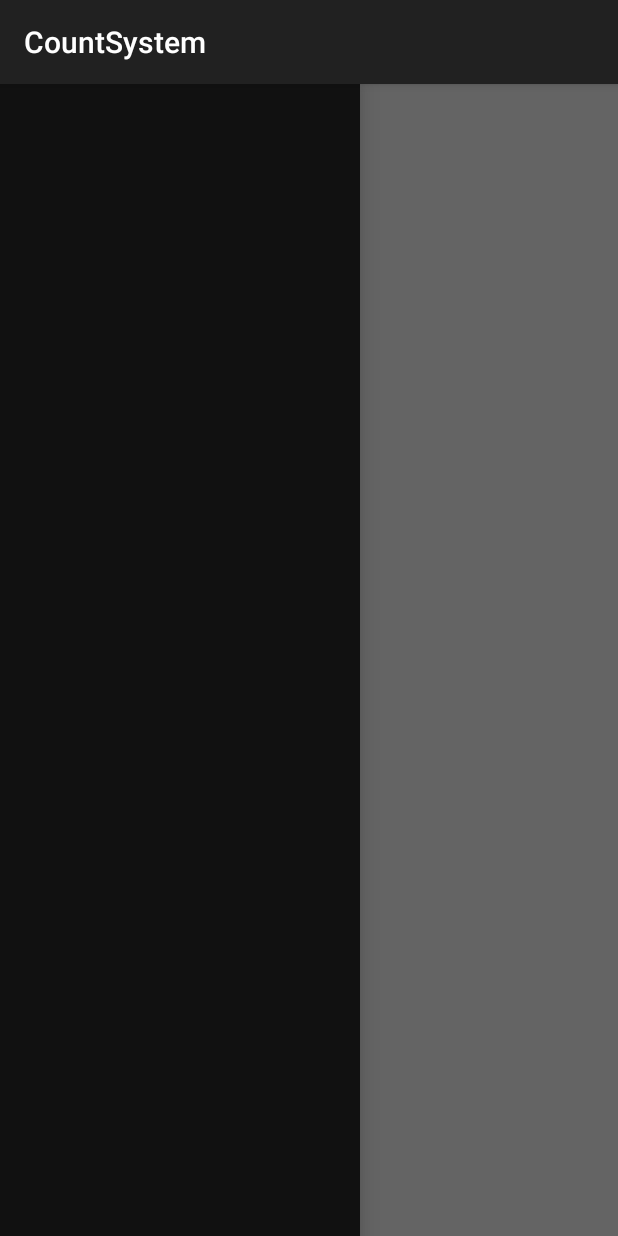
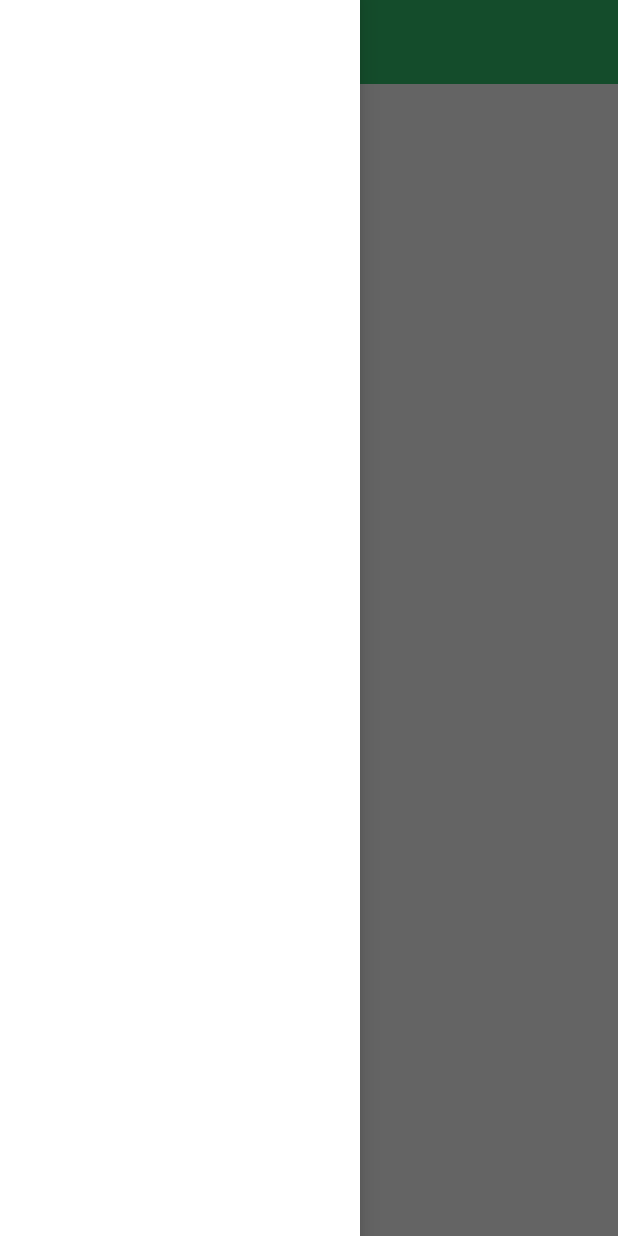
Before and after one commit to SingleCycleKing/CountSystem, an Android app: the screen it shows after launch (MainActivity), with the side drawer open, on a phone screen of 412 x 824 dp. Run offline under Robolectric (Android 15) with nearby library versions, the phone set to English and light mode, and no system bars; our stand-ins replace ButterKnife.

Commit message:
first commit

```diff
--- a/app/build.gradle
+++ b/app/build.gradle
@@ -22,4 +22,5 @@ android {
 dependencies {
     compile fileTree(dir: 'libs', include: ['*.jar'])
     compile 'com.android.support:appcompat-v7:21.0.3'
+    compile files('libs/butterknife-6.1.0.jar')
 }
--- a/app/src/main/AndroidManifest.xml
+++ b/app/src/main/AndroidManifest.xml
@@ -1,15 +1,15 @@
 <?xml version="1.0" encoding="utf-8"?>
 <manifest xmlns:android="http://schemas.android.com/apk/res/android"
-    package="com.unique.countsystem" >
+    package="com.unique.countsystem">
 
     <application
         android:allowBackup="true"
         android:icon="@mipmap/ic_launcher"
         android:label="@string/app_name"
-        android:theme="@style/AppTheme" >
+        android:theme="@style/AppTheme">
         <activity
             android:name=".MainActivity"
-            android:label="@string/app_name" >
+            android:label="@string/app_name">
             <intent-filter>
                 <action android:name="android.intent.action.MAIN" />
 
--- a/app/src/main/java/com/unique/countsystem/MainActivity.java
+++ b/app/src/main/java/com/unique/countsystem/MainActivity.java
@@ -2,16 +2,44 @@ package com.unique.countsystem;
 
 import android.support.v7.app.ActionBarActivity;
 import android.os.Bundle;
+import android.support.v7.widget.Toolbar;
 import android.view.Menu;
 import android.view.MenuItem;
+import android.view.View;
+import android.widget.ListView;
+
+import butterknife.ButterKnife;
+import butterknife.InjectView;
+import butterknife.InjectViews;
+import view.CustomViewPager;
 
 
 public class MainActivity extends ActionBarActivity {
+    @InjectView(R.id.view_page)
+    CustomViewPager mViewPager;
+    @InjectView(R.id.my_toolbar)
+    Toolbar mToolbar;
+    @InjectView(R.id.left_drawer)
+    ListView menuList;
 
     @Override
     protected void onCreate(Bundle savedInstanceState) {
         super.onCreate(savedInstanceState);
         setContentView(R.layout.activity_main);
+        ButterKnife.inject(this);
+
+        setSupportActionBar(mToolbar);
+        mToolbar.setTitleTextColor(getResources().getColor(R.color.white));
+        mToolbar.setTitle(getTitle());
+
+        mToolbar.setOnMenuItemClickListener(new Toolbar.OnMenuItemClickListener() {
+            @Override
+            public boolean onMenuItemClick(MenuItem item) {
+                // TODO Handle the menu item
+                return true;
+            }
+        });
+
     }
 
 
--- /dev/null
+++ b/app/src/main/java/view/CustomViewPager.java
@@ -0,0 +1,29 @@
+package view;
+
+import android.content.Context;
+import android.support.v4.view.ViewPager;
+import android.util.AttributeSet;
+import android.view.MotionEvent;
+
+public class CustomViewPager extends ViewPager {
+
+    private boolean enabled;
+
+    public CustomViewPager(Context context, AttributeSet attrs) {
+        super(context, attrs);
+        this.enabled = true;
+    }
+
+    @Override
+    public boolean onTouchEvent(MotionEvent event) {
+        return this.enabled && super.onTouchEvent(event);
+    }
+
+    @Override
+    public boolean onInterceptTouchEvent(MotionEvent event) {
+        return this.enabled && super.onInterceptTouchEvent(event);
+
+    }
+
+
+}
--- a/app/src/main/res/layout/activity_main.xml
+++ b/app/src/main/res/layout/activity_main.xml
@@ -3,17 +3,33 @@
     android:layout_width="match_parent"
     android:layout_height="match_parent">
 
-    <FrameLayout
-        android:id="@+id/content_frame"
+
+    <LinearLayout
         android:layout_width="match_parent"
-        android:layout_height="match_parent" />
+        android:layout_height="match_parent"
+        android:orientation="vertical">
+
+        <android.support.v7.widget.Toolbar
+            android:id="@+id/my_toolbar"
+            android:layout_width="match_parent"
+            android:layout_height="wrap_content"
+            android:background="?attr/colorPrimary"
+            android:minHeight="?attr/actionBarSize" />
+
+        <view.CustomViewPager
+            android:id="@+id/view_page"
+            android:layout_width="match_parent"
+            android:layout_height="match_parent"/>
+
+
+    </LinearLayout>
 
     <ListView
         android:id="@+id/left_drawer"
         android:layout_width="240dp"
         android:layout_height="match_parent"
         android:layout_gravity="start"
-        android:background="#111"
+        android:background="@color/white"
         android:choiceMode="singleChoice"
         android:divider="@android:color/transparent"
         android:dividerHeight="0dp" />
--- /dev/null
+++ b/app/src/main/res/values/colors.xml
@@ -0,0 +1,5 @@
+<?xml version="1.0" encoding="utf-8"?>
+<resources>
+    <color name="white">#fff</color>
+    <color name="theme_green">#32be6c</color>
+</resources>
--- a/app/src/main/res/values/styles.xml
+++ b/app/src/main/res/values/styles.xml
@@ -1,8 +1,9 @@
 <resources>
 
     <!-- Base application theme. -->
-    <style name="AppTheme" parent="Theme.AppCompat.Light.DarkActionBar">
-        <!-- Customize your theme here. -->
+    <style name="AppTheme" parent="Theme.AppCompat.Light.NoActionBar">
+        <item name="colorPrimary">@color/theme_green</item>
+        <item name="colorPrimaryDark">@color/theme_green</item>
     </style>
 
 </resources>
```
Also changed, not shown: app/src/main/java/util/DebugLog.java (added, +47 -0 lines), app/libs/butterknife-6.1.0.jar (added), app/src/main/res/mipmap-hdpi/ic_launcher.png, app/src/main/res/mipmap-mdpi/ic_launcher.png, app/src/main/res/mipmap-xhdpi/ic_launcher.png, app/src/main/res/mipmap-xxhdpi/ic_launcher.png, 1 other file.
